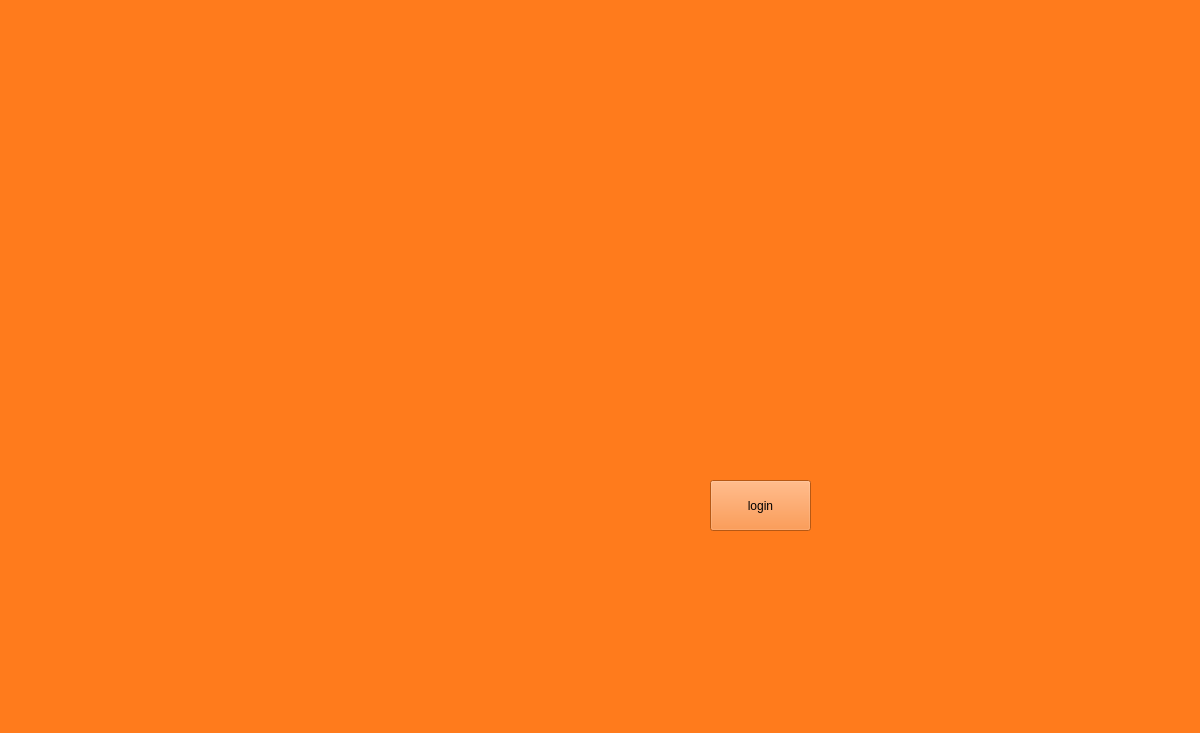
First picture: the form in test.ui, repository quangtu1042001/CNN, before the edit.
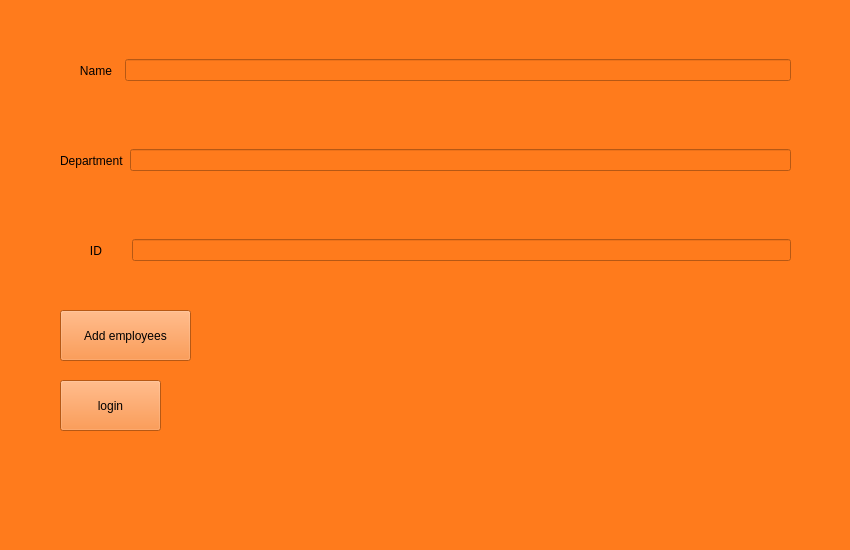
Second picture: the form after the edit.

The edit to the form file:
```diff
--- a/test.ui
+++ b/test.ui
@@ -6,8 +6,8 @@
    <rect>
     <x>0</x>
     <y>0</y>
-    <width>1200</width>
-    <height>733</height>
+    <width>850</width>
+    <height>550</height>
    </rect>
   </property>
   <property name="minimumSize">
@@ -26,8 +26,8 @@
    <widget class="QPushButton" name="login">
     <property name="geometry">
      <rect>
-      <x>710</x>
-      <y>480</y>
+      <x>60</x>
+      <y>380</y>
       <width>101</width>
       <height>51</height>
      </rect>
@@ -36,6 +36,85 @@
      <string>login</string>
     </property>
    </widget>
+   <widget class="QWidget" name="horizontalLayoutWidget">
+    <property name="geometry">
+     <rect>
+      <x>60</x>
+      <y>30</y>
+      <width>731</width>
+      <height>81</height>
+     </rect>
+    </property>
+    <layout class="QHBoxLayout" name="horizontalLayout">
+     <item>
+      <widget class="QLabel" name="label">
+       <property name="text">
+        <string>      Name  </string>
+       </property>
+      </widget>
+     </item>
+     <item>
+      <widget class="QLineEdit" name="addName"/>
+     </item>
+    </layout>
+   </widget>
+   <widget class="QWidget" name="horizontalLayoutWidget_2">
+    <property name="geometry">
+     <rect>
+      <x>60</x>
+      <y>120</y>
+      <width>731</width>
+      <height>81</height>
+     </rect>
+    </property>
+    <layout class="QHBoxLayout" name="horizontalLayout_2">
+     <item>
+      <widget class="QLabel" name="label_2">
+       <property name="text">
+        <string>Department</string>
+       </property>
+      </widget>
+     </item>
+     <item>
+      <widget class="QLineEdit" name="addDepart"/>
+     </item>
+    </layout>
+   </widget>
+   <widget class="QWidget" name="horizontalLayoutWidget_3">
+    <property name="geometry">
+     <rect>
+      <x>60</x>
+      <y>210</y>
+      <width>731</width>
+      <height>81</height>
+     </rect>
+    </property>
+    <layout class="QHBoxLayout" name="horizontalLayout_3">
+     <item>
+      <widget class="QLabel" name="label_3">
+       <property name="text">
+        <string>         ID       </string>
+       </property>
+      </widget>
+     </item>
+     <item>
+      <widget class="QLineEdit" name="addId"/>
+     </item>
+    </layout>
+   </widget>
+   <widget class="QPushButton" name="btnAdd">
+    <property name="geometry">
+     <rect>
+      <x>60</x>
+      <y>310</y>
+      <width>131</width>
+      <height>51</height>
+     </rect>
+    </property>
+    <property name="text">
+     <string>Add employees</string>
+    </property>
+   </widget>
   </widget>
   <widget class="QMenuBar" name="menubar">
    <property name="geometry">
```
Left out of the diff: 2 changed lines with no effect on the pictures.
